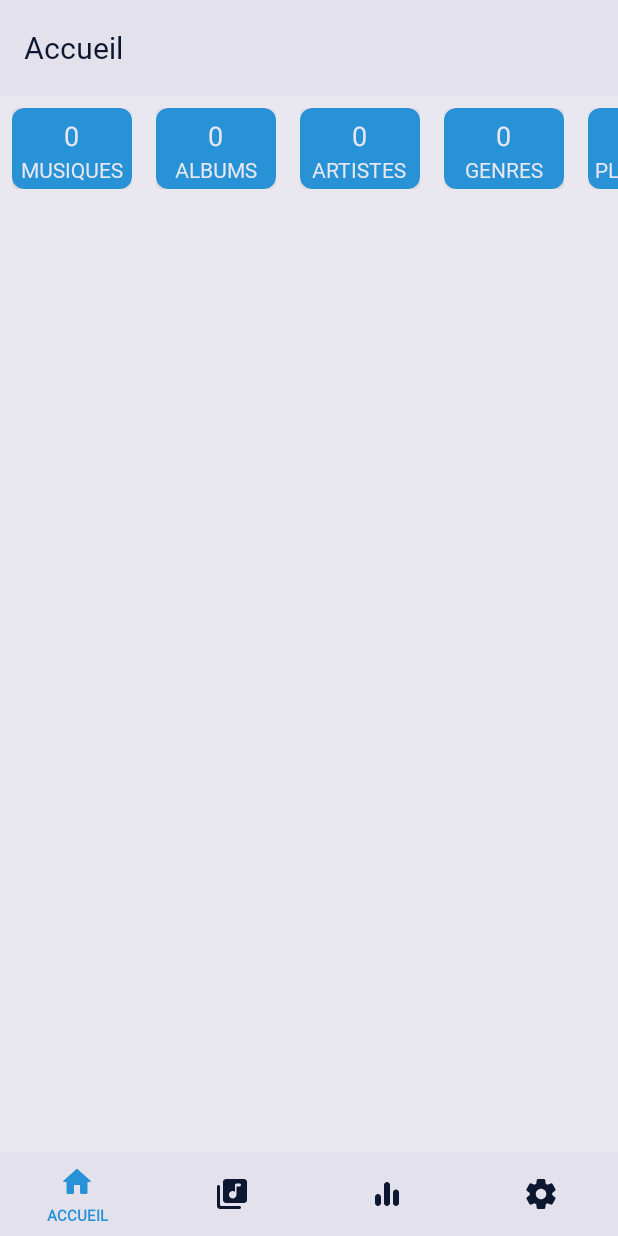
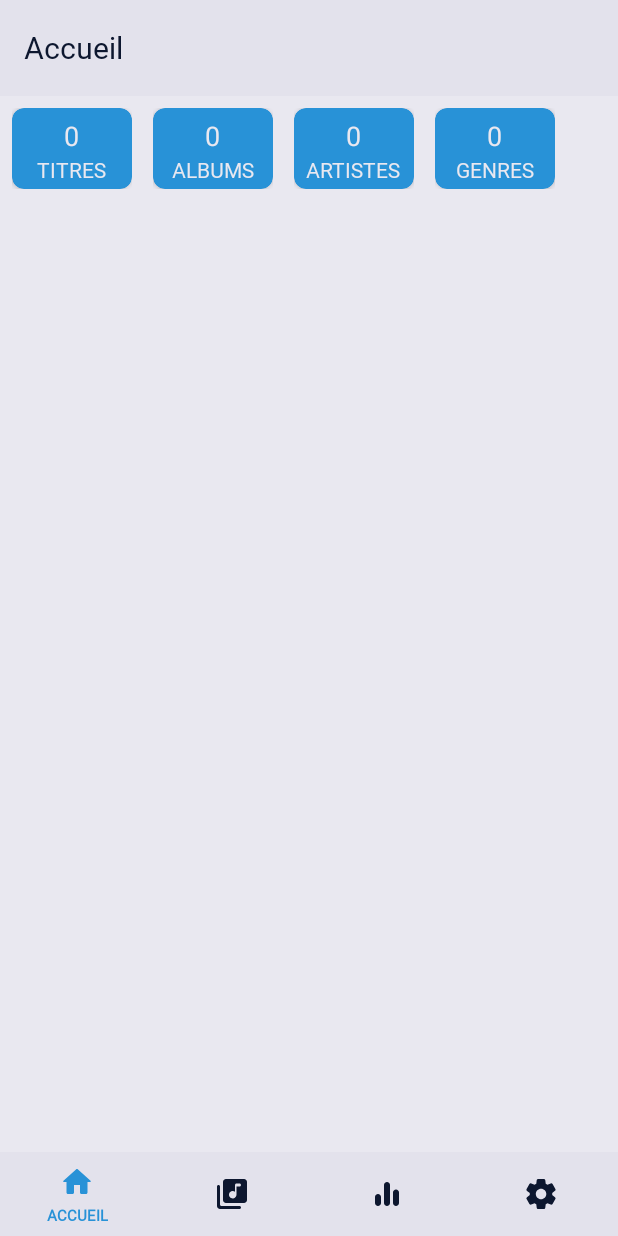
Before and after one commit to Djymini/Echoostation, an Android app: the screen it shows after launch (MainActivity), on a phone screen of 412 x 824 dp. Run offline under Robolectric (Android 15) with nearby library versions, the phone set to English and light mode, and no system bars; our stand-ins replace Room's generated code; Roboto replaces fonts that are not available here.

Commit message:
Finish refacto of HomeFragment and LibraryFragment

```diff
--- a/app/src/main/java/com/djymini/echoostation/MainActivity.java
+++ b/app/src/main/java/com/djymini/echoostation/MainActivity.java
@@ -158,7 +158,7 @@ public class MainActivity extends AppCompatActivity {
         musicScannerViewModel.startScan();
     }
 
-    public void openLibraryTab() {
-        navigator.openLibraryTab();
+    public void openLibraryTab(int tabIndex) {
+        navigator.openLibraryTab(tabIndex);
     }
 }
--- a/app/src/main/java/com/djymini/echoostation/fragments/HomeFragment.java
+++ b/app/src/main/java/com/djymini/echoostation/fragments/HomeFragment.java
@@ -1,84 +1,74 @@
 package com.djymini.echoostation.fragments;
 
-import android.app.Activity;
-import android.net.Uri;
 import android.os.Bundle;
 
-import androidx.fragment.app.Fragment;
 import androidx.fragment.app.FragmentActivity;
 
-import android.os.Handler;
-import android.os.Looper;
 import android.view.LayoutInflater;
 import android.view.View;
 import android.view.ViewGroup;
 
-import com.bumptech.glide.Glide;
-import com.djymini.echoostation.EchooStationDatabase;
 import com.djymini.echoostation.MainActivity;
 import com.djymini.echoostation.R;
-import com.djymini.echoostation.dataBase.DatabaseClient;
+import com.djymini.echoostation.utilities.Constants;
+import com.djymini.echoostation.utilities.SectionLibrary;
 import com.djymini.echoostation.views.ViewHomeData;
 
-import java.util.ArrayList;
-import java.util.concurrent.Executor;
-import java.util.concurrent.Executors;
+import java.util.Map;
 
 public class HomeFragment extends EchoostationFragment {
+    private final Map<Integer, SectionLibrary> sections = Map.of(
+            0, new SectionLibrary(R.id.data_music, Constants.LIBRARY_TAB_TITLE[0].toUpperCase()),
+            1, new SectionLibrary(R.id.data_album, Constants.LIBRARY_TAB_TITLE[1].toUpperCase()),
+            2, new SectionLibrary(R.id.data_artist, Constants.LIBRARY_TAB_TITLE[2].toUpperCase()),
+            3, new SectionLibrary(R.id.data_genre, Constants.LIBRARY_TAB_TITLE[3].toUpperCase())
+    );
+
     @Override
     public View onCreateView(LayoutInflater inflater, ViewGroup container,
                              Bundle savedInstanceState) {
         //TODO: Make the home fragment for display best album, best artist, best song, never listening and other features (features/home)
         View view = inflater.inflate(R.layout.fragment_home, container, false);
 
-        EchooStationDatabase db = DatabaseClient.getInstance(requireContext()).getDatabase();
-        setupDaoAndService(db);
+        FragmentActivity activity = requireActivity();
+        if (!(activity instanceof MainActivity)) return view;
+        MainActivity mainActivity = (MainActivity) activity;
 
-        ViewHomeData musicData = view.findViewById(R.id.data_music);
-        ViewHomeData albumData = view.findViewById(R.id.data_album);
-        ViewHomeData artisteData = view.findViewById(R.id.data_artist);
-        ViewHomeData genreData = view.findViewById(R.id.data_genre);
-        ViewHomeData playlistData = view.findViewById(R.id.data_playlist);
+        sections.forEach((index, section) -> {
+            ViewHomeData sectionView = view.findViewById(section.viewId);
+            sectionView.setTitle(section.title);
 
-        musicData.setTitle("MUSIQUES");
-        albumData.setTitle("ALBUMS");
-        artisteData.setTitle("ARTISTES");
-        genreData.setTitle("GENRES");
-        playlistData.setTitle("PLAYLISTS");
+            sectionView.setOnClickListener(v -> openLibraryTab(index));
 
-        musicData.setOnClickListener(v -> openLibraryTab(0));
-        albumData.setOnClickListener(v -> openLibraryTab(1));
-        artisteData.setOnClickListener(v -> openLibraryTab(2));
-        genreData.setOnClickListener(v -> openLibraryTab(3));
-        playlistData.setOnClickListener(v -> openLibraryTab(4));
+            switch (index) {
+                case 0:
+                    mainActivity.loaderMediaViewModel.loadMusics().observe(getViewLifecycleOwner(),
+                            musics -> sectionView.setData(String.valueOf(musics.size())));
+                    break;
+                case 1:
+                    mainActivity.loaderMediaViewModel.loadAlbums().observe(getViewLifecycleOwner(),
+                            albums -> sectionView.setData(String.valueOf(albums.size())));
+                    break;
+                case 2:
+                    mainActivity.loaderMediaViewModel.loadArtists().observe(getViewLifecycleOwner(),
+                            artists -> sectionView.setData(String.valueOf(artists.size())));
+                    break;
+                case 3:
+                    mainActivity.loaderMediaViewModel.loadGenres().observe(getViewLifecycleOwner(),
+                            genres -> sectionView.setData(String.valueOf(genres.size())));
+                    break;
+            }
+        });
 
-        Activity activity = getActivity();
-        if (activity instanceof MainActivity) {
-            ((MainActivity) getActivity()).loaderMediaViewModel.loadMusics().observe(getViewLifecycleOwner(), musics -> {
-                musicData.setData(String.valueOf(musics.size()));
-            });
-            ((MainActivity) getActivity()).loaderMediaViewModel.loadArtists().observe(getViewLifecycleOwner(), artists -> {
-                artisteData.setData(String.valueOf(artists.size()));
-            });
-            ((MainActivity) getActivity()).loaderMediaViewModel.loadAlbums().observe(getViewLifecycleOwner(), albums -> {
-                albumData.setData(String.valueOf(albums.size()));
-            });
-            ((MainActivity) getActivity()).loaderMediaViewModel.loadGenres().observe(getViewLifecycleOwner(), genres -> {
-                genreData.setData(String.valueOf(genres.size()));
-            });
-            playlistData.setData(String.valueOf(0));
-
-            ((MainActivity) getActivity()).navigator.updateMiniPlayerVisibility(this);
-        }
-
+        mainActivity.navigator.updateMiniPlayerVisibility(this);
         return view;
     }
 
     private void openLibraryTab(int tabIndex) {
         FragmentActivity activity = requireActivity();
         if (activity instanceof MainActivity) {
-            ((MainActivity) activity).openLibraryTab();
+            ((MainActivity) activity).openLibraryTab(tabIndex);
+
         }
     }
-
 }
--- a/app/src/main/java/com/djymini/echoostation/MiniPlayerFragment.java
+++ b/app/src/main/java/com/djymini/echoostation/fragments/MiniPlayerFragment.java
@@ -1,4 +1,4 @@
-package com.djymini.echoostation;
+package com.djymini.echoostation.fragments;
 
 import android.net.Uri;
 import android.os.Bundle;
@@ -8,7 +8,6 @@ import androidx.annotation.Nullable;
 import androidx.fragment.app.Fragment;
 import androidx.lifecycle.ViewModelProvider;
 
-import android.util.Log;
 import android.view.LayoutInflater;
 import android.view.View;
 import android.view.ViewGroup;
@@ -18,7 +17,7 @@ import android.widget.LinearLayout;
 import android.widget.TextView;
 
 import com.bumptech.glide.Glide;
-import com.djymini.echoostation.fragments.MusicPlayerFragment;
+import com.djymini.echoostation.R;
 import com.djymini.echoostation.viewModels.MusicPlayerViewModel;
 
 public class MiniPlayerFragment extends Fragment {
--- a/app/src/main/java/com/djymini/echoostation/utilities/Constants.java
+++ b/app/src/main/java/com/djymini/echoostation/utilities/Constants.java
@@ -4,27 +4,29 @@ import android.Manifest;
 import android.net.Uri;
 
 public class Constants {
-    // Default values
+    // -------- Default values --------
     public static final String UNKNOWN_ALBUM = "Album inconnu";
     public static final String UNKNOWN_GENRE = "Genre inconnu";
     public static final String EMPTY_STRING = "";
 
-    // Permissions
+    // -------- Permissions --------
     public static final String PERMISSION_READ_MEDIA_AUDIO = Manifest.permission.READ_MEDIA_AUDIO;
     public static final String PERMISSION_READ_EXTERNAL_STORAGE = Manifest.permission.READ_EXTERNAL_STORAGE;
 
-    // MediaStore URIs
+    // -------- MediaStore URIs --------
     public static final String MEDIASTORE_EXTERNAL = "external";
     public static final Uri ALBUM_ART_URI = Uri.parse("content://media/external/audio/albumart");
 
-    // Titles
-    public static final String MUSIC_TITLE = "Titres";
-    public static final String ALBUM_TITLE = "Albums";
-    public static final String ARTIST_TITLE = "Artistes";
-    public static final String GENRE_TITLE = "Genres";
-    public static final String PLAYLIST_TITLE = "Playlists";
+    // -------- Titles --------
+    public static final String[] LIBRARY_TAB_TITLE = new String[] {
+            "Titres",
+            "Albums",
+            "Artistes",
+            "Genres",
+            "Playlists",
+    };
 
-    // Sorting categories
+    // -------- Sorting categories --------
     public static final String[] SORT_CATEGORIES = new String[] {
             "Trie par titre : A -> Z",
             "Trie par titre : Z -> A",
@@ -40,7 +42,7 @@ public class Constants {
             "Trie par date d'ajout : ancien -> récent"
     };
 
-    // Fragments
+    // -------- Fragments --------
     public static final String[] FRAGMENTS_NAMES = new String[] {
             "Accueil",
             "Bibliothèque",
@@ -55,6 +57,6 @@ public class Constants {
             "SETTINGS"
     };
 
-    // Misc
+    // -------- Misc --------
     public static final long TIME_UNSET = 0;
 }
--- /dev/null
+++ b/app/src/main/java/com/djymini/echoostation/utilities/SectionLibrary.java
@@ -0,0 +1,11 @@
+package com.djymini.echoostation.utilities;
+
+public class SectionLibrary {
+    public int viewId;
+    public String title;
+
+    public SectionLibrary(int viewId, String title) {
+        this.viewId = viewId;
+        this.title = title;
+    }
+}
--- a/app/src/main/res/layout/activity_main.xml
+++ b/app/src/main/res/layout/activity_main.xml
@@ -136,7 +136,7 @@
 
             <fragment
                 android:id="@+id/mini_player_fragment"
-                android:name="com.djymini.echoostation.MiniPlayerFragment"
+                android:name="com.djymini.echoostation.fragments.MiniPlayerFragment"
                 android:layout_width="match_parent"
                 android:layout_height="match_parent"/>
         </FrameLayout>
--- a/app/src/main/res/layout/fragment_home.xml
+++ b/app/src/main/res/layout/fragment_home.xml
@@ -4,40 +4,31 @@
     android:layout_width="match_parent"
     android:layout_height="match_parent"
     tools:context=".fragments.HomeFragment">
-    <HorizontalScrollView
+    <LinearLayout
         android:layout_width="match_parent"
         android:layout_height="wrap_content"
-        android:scrollbars="none">
-        <LinearLayout
-            android:layout_width="wrap_content"
-            android:layout_height="wrap_content"
+
         android:orientation="horizontal"
         android:padding="8dp">
         <com.djymini.echoostation.views.ViewHomeData
             android:id="@+id/data_music"
             android:layout_width="wrap_content"
             android:layout_height="wrap_content"
-                android:layout_marginRight="16dp"/>
+            android:layout_marginRight="14dp"/>
         <com.djymini.echoostation.views.ViewHomeData
             android:id="@+id/data_album"
             android:layout_width="wrap_content"
             android:layout_height="wrap_content"
-                android:layout_marginRight="16dp"/>
+            android:layout_marginRight="14dp"/>
         <com.djymini.echoostation.views.ViewHomeData
             android:id="@+id/data_artist"
             android:layout_width="wrap_content"
             android:layout_height="wrap_content"
-                android:layout_marginRight="16dp"/>
+            android:layout_marginRight="14dp"/>
         <com.djymini.echoostation.views.ViewHomeData
             android:id="@+id/data_genre"
             android:layout_width="wrap_content"
-                android:layout_height="wrap_content"
-                android:layout_marginRight="16dp"/>
-            <com.djymini.echoostation.views.ViewHomeData
-                android:id="@+id/data_playlist"
-                android:layout_width="wrap_content"
             android:layout_height="wrap_content"/>
     </LinearLayout>
-    </HorizontalScrollView>
 
 </FrameLayout>
```
Also changed, not shown: app/src/main/java/com/djymini/echoostation/fragments/LibraryFragment.java (+43 -53 lines), app/src/main/java/com/djymini/echoostation/helpers/Navigator.java (+7 -1 lines). Lines whose indentation alone changed are shown as unchanged.
